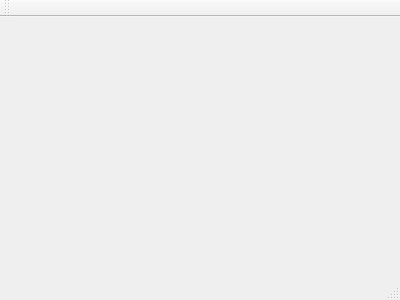
This is pclanalyzerwindow.ui in satypro/PCLAnalyzer as Qt 5 draws it before an edit. The edited form follows.
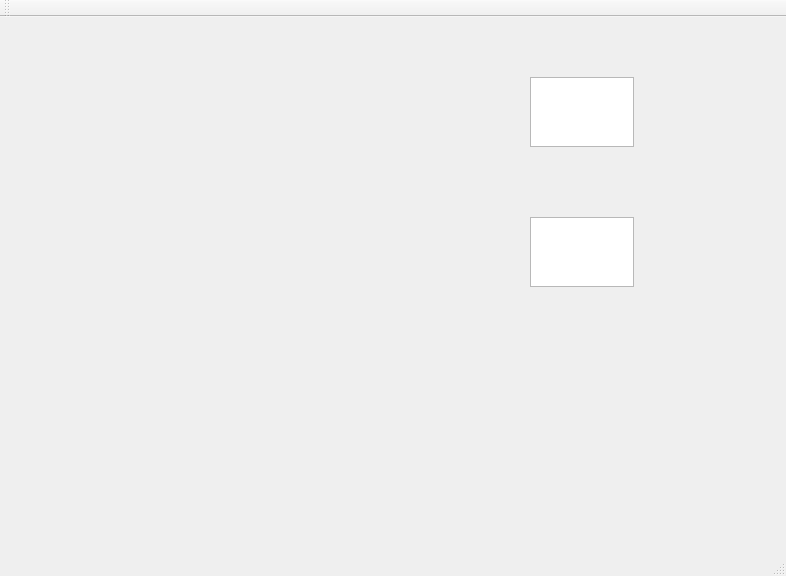
This is the edited form.

What changed in the file:
```diff
--- a/pclanalyzerwindow.ui
+++ b/pclanalyzerwindow.ui
@@ -1,24 +1,60 @@
 <ui version="4.0">
  <class>PCLAnalyzerWindow</class>
- <widget class="QMainWindow" name="PCLAnalyzerWindow" >
-  <property name="geometry" >
+ <widget class="QMainWindow" name="PCLAnalyzerWindow">
+  <property name="geometry">
    <rect>
     <x>0</x>
     <y>0</y>
-    <width>400</width>
-    <height>300</height>
+    <width>786</width>
+    <height>576</height>
    </rect>
   </property>
   <property name="windowTitle" >
    <string>PCLAnalyzerWindow</string>
   </property>
-  <widget class="QMenuBar" name="menuBar" />
-  <widget class="QToolBar" name="mainToolBar" />
-  <widget class="QWidget" name="centralWidget" />
-  <widget class="QStatusBar" name="statusBar" />
+  <widget class="QWidget" name="centralWidget">
+   <widget class="QTextEdit" name="textEdit">
+    <property name="geometry">
+     <rect>
+      <x>530</x>
+      <y>60</y>
+      <width>104</width>
+      <height>70</height>
+     </rect>
+    </property>
+   </widget>
+   <widget class="QTextEdit" name="textEdit_2">
+    <property name="geometry">
+     <rect>
+      <x>530</x>
+      <y>200</y>
+      <width>104</width>
+      <height>70</height>
+     </rect>
+    </property>
+   </widget>
+  </widget>
+  <widget class="QMenuBar" name="menuBar">
+   <property name="geometry">
+    <rect>
+     <x>0</x>
+     <y>0</y>
+     <width>786</width>
+     <height>22</height>
+    </rect>
+   </property>
+  </widget>
+  <widget class="QToolBar" name="mainToolBar">
+   <attribute name="toolBarArea">
+    <enum>TopToolBarArea</enum>
+   </attribute>
+   <attribute name="toolBarBreak">
+    <bool>false</bool>
+   </attribute>
+  </widget>
+  <widget class="QStatusBar" name="statusBar"/>
  </widget>
- <layoutDefault spacing="6" margin="11" />
- <pixmapfunction></pixmapfunction>
+ <layoutdefault spacing="6" margin="11"/>
  <resources/>
  <connections/>
 </ui>
```
Left out of the diff: 3 changed lines with no effect on the pictures.
